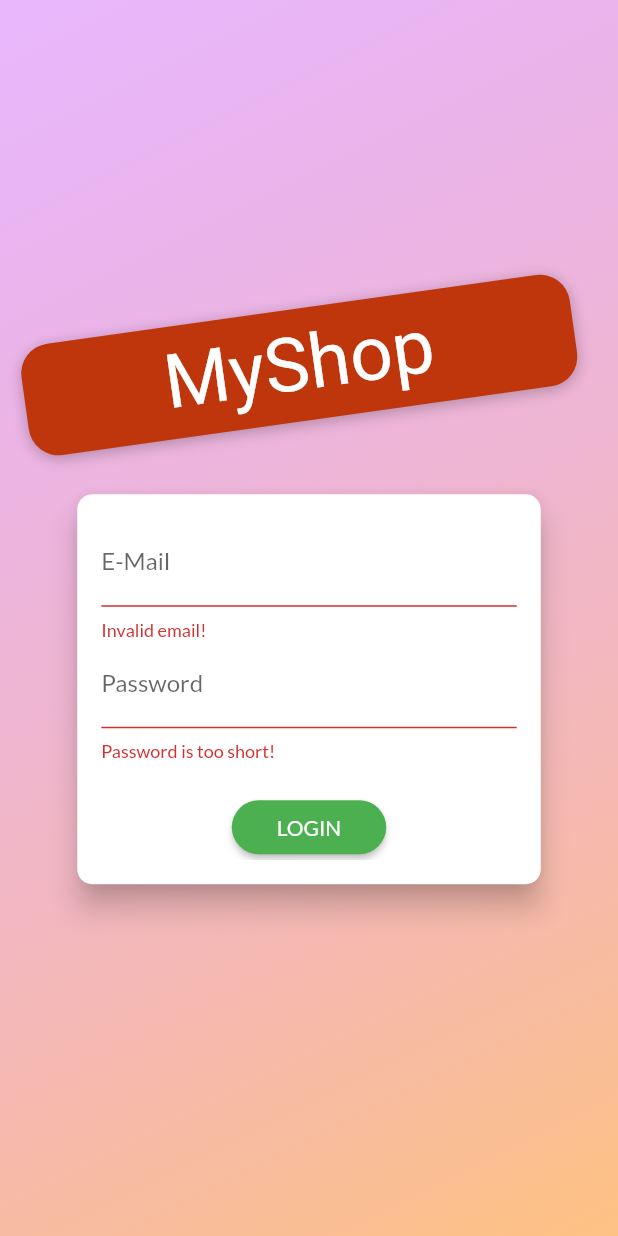
After one commit to tonyhart7/shopapp, a Flutter app: the screen it shows after launch, after a tap on "LOGIN", on a phone screen of 412 x 824 dp. The commit adds this screen. Run offline on Flutter 3.47's test engine with Material 2 defaults, Android fonts, the phone set to English and light mode, and no system bars; our stand-ins replace shared_preferences; network calls fail; Roboto replaces fonts that are missing (Anton).

Commit message:
core function done

```diff
--- a/lib/main.dart
+++ b/lib/main.dart
@@ -1,14 +1,17 @@
 import 'package:flutter/material.dart';
 import 'package:provider/provider.dart';
+import 'package:shopapp/providers/auth.dart';
 import 'package:shopapp/providers/cart.dart';
 import 'package:shopapp/screens/cart_screen.dart';
 import 'package:shopapp/screens/edit_product_screen.dart';
 import 'package:shopapp/screens/product_detail_screen.dart';
 import 'package:shopapp/screens/products_overview_screen.dart';
+import 'package:shopapp/screens/splash_screen.dart';
 import 'package:shopapp/screens/user_product_screen.dart';
 import './providers/products.dart';
 import './providers/orders.dart';
 import './screens/orders_screen.dart';
+import 'screens/auth_screen.dart';
 
 void main() => runApp(MyApp());
 
@@ -18,23 +21,46 @@ class MyApp extends StatelessWidget {
     return MultiProvider(
       providers: [
         ChangeNotifierProvider(
-          create: (ctx) => Products(),
+          create: (ctx) => Auth(),
+        ),
+        ChangeNotifierProxyProvider<Auth, Products>(
+          create: (_) => Products('', '', []),
+          update: (ctx, auth, previousProducts) => Products(
+            auth.token,
+            auth.userId,
+            previousProducts == null ? [] : previousProducts.items,
+          ),
         ),
         ChangeNotifierProvider(
           create: (ctx) => Cart(),
         ),
-        ChangeNotifierProvider(
-          create: (ctx) => Orders(),
+        ChangeNotifierProxyProvider<Auth, Orders>(
+          create: (ctx) => Orders('', '', []),
+          update: (ctx, auth, previousOrder) => Orders(
+            auth.token,
+            auth.userId,
+            previousOrder == null ? [] : previousOrder.orders,
+          ),
         )
       ],
-      child: MaterialApp(
+      child: Consumer<Auth>(
+        builder: (ctx, auth, _) => MaterialApp(
           title: 'MyShop',
           theme: ThemeData(
             primarySwatch: Colors.green,
             accentColor: Colors.deepOrangeAccent,
             fontFamily: "lato",
           ),
-        home: ProductOverviewScreen(),
+          home: auth.isAuth
+              ? ProductOverviewScreen()
+              : FutureBuilder(
+                  future: auth.tryAutoLogin(),
+                  builder: (ctx, authResultSnapshot) =>
+                      authResultSnapshot.connectionState ==
+                              ConnectionState.waiting
+                          ? SplashScreen()
+                          : AuthScreen(),
+                ),
           routes: {
             ProductDetailScreen.routeName: (ctx) => ProductDetailScreen(),
             CartScreen.routeName: (ctx) => CartScreen(),
@@ -42,6 +68,7 @@ class MyApp extends StatelessWidget {
             UserProductScreen.routeName: (ctx) => UserProductScreen(),
             EditProductScreen.routeName: (ctx) => EditProductScreen(),
           },
+        ),
       ),
     );
   }
--- /dev/null
+++ b/lib/providers/auth.dart
@@ -0,0 +1,121 @@
+import 'dart:async';
+
+import 'package:flutter/cupertino.dart';
+import 'package:http/http.dart' as http;
+import 'package:shared_preferences/shared_preferences.dart';
+import 'dart:convert';
+
+import 'package:shopapp/models/http_exception.dart';
+
+class Auth with ChangeNotifier {
+  String _token;
+  DateTime _expiryDate;
+  String _userId;
+  Timer _authTimer;
+
+  bool get isAuth {
+    return token != null;
+  }
+
+  String get token {
+    if (_expiryDate != null &&
+        _expiryDate.isAfter(DateTime.now()) &&
+        _token != null) {
+      return _token;
+    }
+    return null;
+  }
+
+  String get userId {
+    return _userId;
+  }
+
+  Future<void> _authenticate(
+      String email, String passwd, String urlSegment) async {
+    final url =
+        "https://identitytoolkit.googleapis.com/v1/accounts:$urlSegment?key=AIzaSyAGzqea1nzRbXDbe90A-zWMQ7XlEdR7TKA";
+    try {
+      final response = await http.post(url,
+          body: json.encode(
+            {
+              "email": email,
+              "password": passwd,
+              "returnSecureToken": true,
+            },
+          ));
+      final responseData = json.decode(response.body);
+      if (responseData['error'] != null) {
+        throw HttpException(responseData['error']['message']);
+      }
+      _token = responseData['idToken'];
+      _userId = responseData['localId'];
+      _expiryDate = DateTime.now().add(
+        Duration(
+          seconds: int.parse(
+            responseData['expiresIn'],
+          ),
+        ),
+      );
+      _autoLogout();
+      notifyListeners();
+      final prefs = await SharedPreferences.getInstance();
+      final userData = json.encode({
+        'token': _token,
+        'userId': _userId,
+        'expiryDate': _expiryDate.toIso8601String(),
+      });
+      prefs.setString('userData', userData);
+    } catch (error) {
+      throw error;
+    }
+  }
+
+  Future<void> signup(String email, String passwd) async {
+    return _authenticate(email, passwd, "signUp");
+  }
+
+  Future<void> login(String email, String passwd) async {
+    return _authenticate(email, passwd, "signInWithPassword");
+  }
+
+  Future<bool> tryAutoLogin() async {
+    final prefs = await SharedPreferences.getInstance();
+    if (!prefs.containsKey('userData')) {
+      return false;
+    }
+    final extractedUserData =
+        json.decode(prefs.getString('userData')) as Map<String, Object>;
+    final expiryDate = DateTime.parse(extractedUserData['expiryDate']);
+
+    if (expiryDate.isBefore(DateTime.now())) {
+      return false;
+    }
+    _token = extractedUserData['token'];
+    _userId = extractedUserData['userId'];
+    _expiryDate = expiryDate;
+    notifyListeners();
+    _autoLogout();
+    return true;
+  }
+
+  Future<void> logout() async {
+    _token = null;
+    _userId = null;
+    _expiryDate = null;
+    if (_authTimer != null) {
+      _authTimer.cancel();
+      _authTimer = null;
+    }
+    notifyListeners();
+    final prefs = await SharedPreferences.getInstance();
+    prefs.remove('userData');
+  }
+
+  void _autoLogout() {
+    if (_authTimer != null) {
+      _authTimer.cancel();
+    }
+    final timeToExpiry = _expiryDate.difference(DateTime.now()).inSeconds;
+    _authTimer = Timer(Duration(seconds: timeToExpiry), logout);
+  }
+}
--- a/lib/providers/orders.dart
+++ b/lib/providers/orders.dart
@@ -19,13 +19,18 @@ class OrderItem {
 
 class Orders with ChangeNotifier {
   List<OrderItem> _orders = [];
+  final String authToken;
+  final String userId;
+
+  Orders(this.authToken, this.userId, this._orders);
 
   List<OrderItem> get orders {
     return [..._orders];
   }
 
   Future<void> fetchandSetOrders() async {
-    const url = 'https://shopapp-a1ec4.firebaseio.com/orders.json';
+    final url =
+        'https://shopapp-a1ec4.firebaseio.com/orders/$userId.json?auth=$authToken';
     final response = await http.get(url);
     final List<OrderItem> loadedOrders = [];
     final extractedData = json.decode(response.body) as Map<String, dynamic>;
@@ -47,12 +52,13 @@ class Orders with ChangeNotifier {
         dateTime: DateTime.parse(orderData['dateTime']),
       ));
     });
-    _orders = loadedOrders;
+    _orders = loadedOrders.reversed.toList();
     notifyListeners();
   }
 
   Future<void> addOrder(List<CartItem> cartProducts, double total) async {
-    const url = 'https://shopapp-a1ec4.firebaseio.com/orders.json';
+    final url =
+        'https://shopapp-a1ec4.firebaseio.com/orders/$userId.json?auth=$authToken';
     final timestamp = DateTime.now();
     final response = await http.post(
       url,
--- /dev/null
+++ b/lib/screens/auth_screen.dart
@@ -0,0 +1,277 @@
+import 'dart:math';
+
+import 'package:flutter/material.dart';
+import 'package:provider/provider.dart';
+import 'package:shopapp/models/http_exception.dart';
+import 'package:shopapp/providers/auth.dart';
+
+enum AuthMode { Signup, Login }
+
+class AuthScreen extends StatelessWidget {
+  static const routeName = '/auth';
+
+  @override
+  Widget build(BuildContext context) {
+    final deviceSize = MediaQuery.of(context).size;
+    // final transformConfig = Matrix4.rotationZ(-8 * pi / 180);
+    // transformConfig.translate(-10.0);
+    return Scaffold(
+      // resizeToAvoidBottomInset: false,
+      body: Stack(
+        children: <Widget>[
+          Container(
+            decoration: BoxDecoration(
+              gradient: LinearGradient(
+                colors: [
+                  Color.fromRGBO(215, 117, 255, 1).withOpacity(0.5),
+                  Color.fromRGBO(255, 188, 117, 1).withOpacity(0.9),
+                ],
+                begin: Alignment.topLeft,
+                end: Alignment.bottomRight,
+                stops: [0, 1],
+              ),
+            ),
+          ),
+          SingleChildScrollView(
+            child: Container(
+              height: deviceSize.height,
+              width: deviceSize.width,
+              child: Column(
+                mainAxisAlignment: MainAxisAlignment.center,
+                crossAxisAlignment: CrossAxisAlignment.center,
+                children: <Widget>[
+                  Flexible(
+                    child: Container(
+                      margin: EdgeInsets.only(bottom: 20.0),
+                      padding:
+                          EdgeInsets.symmetric(vertical: 8.0, horizontal: 94.0),
+                      transform: Matrix4.rotationZ(-8 * pi / 180)
+                        ..translate(-10.0),
+                      // ..translate(-10.0),
+                      decoration: BoxDecoration(
+                        borderRadius: BorderRadius.circular(20),
+                        color: Colors.deepOrange.shade900,
+                        boxShadow: [
+                          BoxShadow(
+                            blurRadius: 8,
+                            color: Colors.black26,
+                            offset: Offset(0, 2),
+                          )
+                        ],
+                      ),
+                      child: Text(
+                        'MyShop',
+                        style: TextStyle(
+                          color:
+                              Theme.of(context).accentTextTheme.headline6.color,
+                          fontSize: 50,
+                          fontFamily: 'Anton',
+                          fontWeight: FontWeight.normal,
+                        ),
+                      ),
+                    ),
+                  ),
+                  Flexible(
+                    flex: deviceSize.width > 600 ? 2 : 1,
+                    child: AuthCard(),
+                  ),
+                ],
+              ),
+            ),
+          ),
+        ],
+      ),
+    );
+  }
+}
+
+class AuthCard extends StatefulWidget {
+  const AuthCard({
+    Key key,
+  }) : super(key: key);
+
+  @override
+  _AuthCardState createState() => _AuthCardState();
+}
+
+class _AuthCardState extends State<AuthCard> {
+  final GlobalKey<FormState> _formKey = GlobalKey();
+  AuthMode _authMode = AuthMode.Login;
+  Map<String, String> _authData = {
+    'email': '',
+    'password': '',
+  };
+  var _isLoading = false;
+  final _passwordController = TextEditingController();
+
+  void _showErrorDIalog(String message) {
+    showDialog(
+      context: context,
+      builder: (ctx) => AlertDialog(
+        title: Text("An Error Occurred!"),
+        content: Text(message),
+        actions: [
+          FlatButton(
+              onPressed: () {
+                Navigator.of(context).pop();
+              },
+              child: Text('Okay'))
+        ],
+      ),
+    );
+  }
+
+  Future<void> _submit() async {
+    if (!_formKey.currentState.validate()) {
+      // Invalid!
+      return;
+    }
+    _formKey.currentState.save();
+    setState(() {
+      _isLoading = true;
+    });
+    try {
+      if (_authMode == AuthMode.Login) {
+        // Log user in
+        await Provider.of<Auth>(context, listen: false).login(
+          _authData['email'],
+          _authData['password'],
+        );
+      } else {
+        // Sign user up
+        await Provider.of<Auth>(context, listen: false).signup(
+          _authData['email'],
+          _authData['password'],
+        );
+      }
+    } on HttpException catch (error) {
+      var errorMessage = 'Authentication Failed';
+      if (error.toString().contains("EMAIL_EXISTS")) {
+        errorMessage = "This email adress is already in use";
+      } else if (error.toString().contains("INVALID_EMAIL")) {
+        errorMessage = "This is not a valid email address";
+      } else if (error.toString().contains("WEAK_PASSWORD")) {
+        errorMessage = 'This password is too weak';
+      } else if (error.toString().contains("EMAIL_NOT_FOUND")) {
+        errorMessage = 'Could not find a user with that email.';
+      } else if (error.toString().contains("INVALID_PASSWORD")) {
+        errorMessage = 'Wrong Password.';
+      }
+      _showErrorDIalog(errorMessage);
+    } catch (error) {
+      const errorMessage =
+          'Could not authenticate you. Please try again later.';
+      _showErrorDIalog(errorMessage);
+    }
+
+    setState(() {
+      _isLoading = false;
+    });
+  }
+
+  void _switchAuthMode() {
+    if (_authMode == AuthMode.Login) {
+      setState(() {
+        _authMode = AuthMode.Signup;
+      });
+    } else {
+      setState(() {
+        _authMode = AuthMode.Login;
+      });
+    }
+  }
+
+  @override
+  Widget build(BuildContext context) {
+    final deviceSize = MediaQuery.of(context).size;
+    return Card(
+      shape: RoundedRectangleBorder(
+        borderRadius: BorderRadius.circular(10.0),
+      ),
+      elevation: 8.0,
+      child: Container(
+        height: _authMode == AuthMode.Signup ? 320 : 260,
+        constraints:
+            BoxConstraints(minHeight: _authMode == AuthMode.Signup ? 320 : 260),
+        width: deviceSize.width * 0.75,
+        padding: EdgeInsets.all(16.0),
+        child: Form(
+          key: _formKey,
+          child: SingleChildScrollView(
+            child: Column(
+              children: <Widget>[
+                TextFormField(
+                  decoration: InputDecoration(labelText: 'E-Mail'),
+                  keyboardType: TextInputType.emailAddress,
+                  validator: (value) {
+                    if (value.isEmpty || !value.contains('@')) {
+                      return 'Invalid email!';
+                    }
+                    return null;
+                  },
+                  onSaved: (value) {
+                    _authData['email'] = value;
+                  },
+                ),
+                TextFormField(
+                  decoration: InputDecoration(labelText: 'Password'),
+                  obscureText: true,
+                  controller: _passwordController,
+                  validator: (value) {
+                    if (value.isEmpty || value.length < 5) {
+                      return 'Password is too short!';
+                    }
+                    return null;
+                  },
+                  onSaved: (value) {
+                    _authData['password'] = value;
+                  },
+                ),
+                if (_authMode == AuthMode.Signup)
+                  TextFormField(
+                    enabled: _authMode == AuthMode.Signup,
+                    decoration: InputDecoration(labelText: 'Confirm Password'),
+                    obscureText: true,
+                    validator: _authMode == AuthMode.Signup
+                        ? (value) {
+                            if (value != _passwordController.text) {
+                              return 'Passwords do not match!';
+                            }
+                            return null;
+                          }
+                        : null,
+                  ),
+                SizedBox(
+                  height: 20,
+                ),
+                if (_isLoading)
+                  CircularProgressIndicator()
+                else
+                  RaisedButton(
+                    child:
+                        Text(_authMode == AuthMode.Login ? 'LOGIN' : 'SIGN UP'),
+                    onPressed: _submit,
+                    shape: RoundedRectangleBorder(
+                      borderRadius: BorderRadius.circular(30),
+                    ),
+                    padding:
+                        EdgeInsets.symmetric(horizontal: 30.0, vertical: 8.0),
+                    color: Theme.of(context).primaryColor,
+                    textColor: Theme.of(context).primaryTextTheme.button.color,
+                  ),
+                FlatButton(
+                  child: Text(
+                      '${_authMode == AuthMode.Login ? 'SIGNUP' : 'LOGIN'} INSTEAD'),
+                  onPressed: _switchAuthMode,
+                  padding: EdgeInsets.symmetric(horizontal: 30.0, vertical: 4),
+                  materialTapTargetSize: MaterialTapTargetSize.shrinkWrap,
+                  textColor: Theme.of(context).primaryColor,
+                ),
+              ],
+            ),
+          ),
+        ),
+      ),
+    );
+  }
+}
--- /dev/null
+++ b/lib/screens/splash_screen.dart
@@ -0,0 +1,12 @@
+import 'package:flutter/material.dart';
+
+class SplashScreen extends StatelessWidget {
+  @override
+  Widget build(BuildContext context) {
+    return Scaffold(
+      body: Center(
+        child: Text('Loading...'),
+      ),
+    );
+  }
+}
--- a/pubspec.yaml
+++ b/pubspec.yaml
@@ -27,6 +27,7 @@ dependencies:
   provider: ^4.3.2+2
   intl: ^0.16.1
   http: ^0.12.2
+  shared_preferences: ^0.5.12+4
 
   # The following adds the Cupertino Icons font to your application.
   # Use with the CupertinoIcons class for iOS style icons.
```
Also changed, not shown: lib/providers/product.dart (+7 -6 lines), lib/providers/products.dart (+24 -7 lines), lib/screens/user_product_screen.dart (+15 -4 lines), lib/widgets/app_drawer.dart (+13 -0 lines), lib/widgets/product_item.dart (+6 -1 lines), pubspec.lock. Lines whose indentation alone changed are shown as unchanged.
